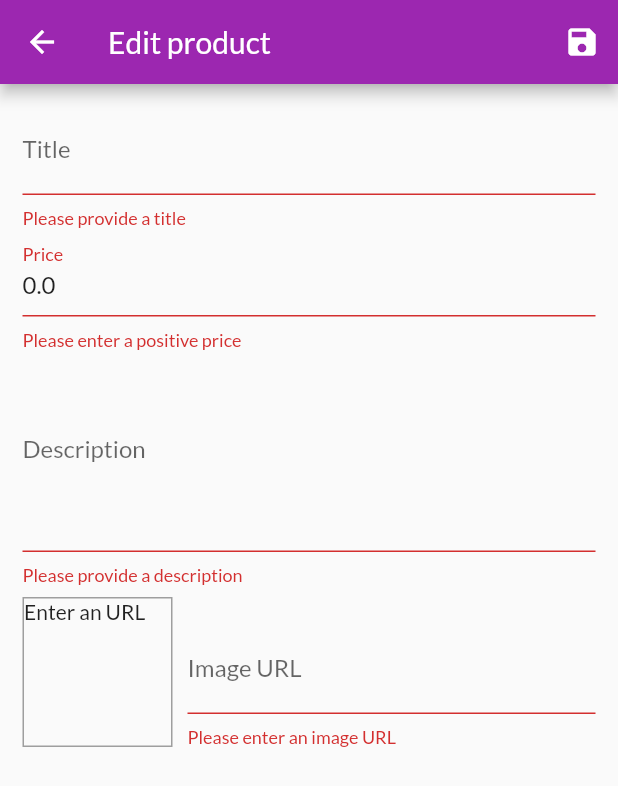
After one commit to AdriaenXO/FlutterShop, a Flutter app: the EditProductScreen screen opened by its route, after a tap on the "save" icon, on a phone screen of 412 x 824 dp. The commit adds this screen. Shown: the top 786 px of the screen. Run offline on Flutter 3.47's test engine with Material 2 defaults, Android fonts, the phone set to English and light mode, and no system bars; network calls fail.

Commit message:
add/update/delete products

```diff
--- a/lib/main.dart
+++ b/lib/main.dart
@@ -4,9 +4,11 @@ import 'package:shop/providers/cart.dart';
 import 'package:shop/providers/orders.dart';
 import 'package:shop/providers/products.dart';
 import 'package:shop/screens/cart_screen.dart';
+import 'package:shop/screens/edit_product_screen.dart';
 import 'package:shop/screens/orders_screen.dart';
 import 'package:shop/screens/product_detail_screen.dart';
 import 'package:shop/screens/products_overview_screen.dart';
+import 'package:shop/screens/products_screen.dart';
 
 void main() => runApp(MyApp());
 
@@ -37,6 +39,8 @@ class MyApp extends StatelessWidget {
           ProductDetailScreen.routeName: (ctx) => ProductDetailScreen(),
           CartScreen.routeName: (ctx) => CartScreen(),
           OrdersScreen.routeName: (ctx) => OrdersScreen(),
+          ProductsScreen.routeName: (ctx) => ProductsScreen(),
+          EditProductScreen.routeName: (ctx) => EditProductScreen(),
         },
       ),
     );
--- a/lib/providers/products.dart
+++ b/lib/providers/products.dart
@@ -41,8 +41,16 @@ class Products with ChangeNotifier {
     return [..._items];
   }
 
-  void addProduct() {
-    //_item.add(value);
+  void addProduct(Product product) {
+    _items.add(
+      Product(
+        id: DateTime.now().toString(),
+        title: product.title,
+        description: product.description,
+        price: product.price,
+        imageUrl: product.imageUrl,
+      ),
+    );
     notifyListeners();
   }
 
@@ -53,4 +61,15 @@ class Products with ChangeNotifier {
   List<Product> get favoriteItems {
     return _items.where((element) => element.isFavorite).toList();
   }
+
+  void updateProduct(Product newProduct) {
+    var index = _items.indexWhere((element) => element.id == newProduct.id);
+    if (index >= 0) _items[index] = newProduct;
+    notifyListeners();
+  }
+
+  void deleteProduct(String id) {
+    _items.removeWhere((element) => element.id == id);
+    notifyListeners();
+  }
 }
--- /dev/null
+++ b/lib/screens/edit_product_screen.dart
@@ -0,0 +1,220 @@
+import 'package:flutter/material.dart';
+import 'package:provider/provider.dart';
+import 'package:shop/providers/product.dart';
+import 'package:shop/providers/products.dart';
+
+class EditProductScreen extends StatefulWidget {
+  static const routeName = '/edit-product';
+  @override
+  _EditProductScreenState createState() => _EditProductScreenState();
+}
+
+class _EditProductScreenState extends State<EditProductScreen> {
+  final _priceFocusNode = FocusNode();
+  final _descriptionFocusNode = FocusNode();
+  final _imageUrlController = TextEditingController();
+  final _imageUrlFocusNode = FocusNode();
+  final _form = GlobalKey<FormState>();
+  Product _editedProduct = Product(
+    id: null,
+    title: '',
+    price: 0.0,
+    description: '',
+    imageUrl: '',
+  );
+
+  @override
+  void initState() {
+    _imageUrlFocusNode.addListener(updateImageUrl);
+  }
+
+  var _isInit = false;
+  @override
+  void didChangeDependencies() {
+    if (!_isInit) {
+      final productId = ModalRoute.of(context).settings.arguments as String;
+      if (productId != null) {
+        _editedProduct =
+            Provider.of<Products>(context, listen: false).findById(productId);
+        _imageUrlController.text = _editedProduct.imageUrl;
+      }
+    }
+    _isInit = true;
+    super.didChangeDependencies();
+  }
+
+  @override
+  void dispose() {
+    _priceFocusNode.dispose();
+    _descriptionFocusNode.dispose();
+    _imageUrlController.dispose();
+
+    _imageUrlFocusNode.removeListener(updateImageUrl);
+    _imageUrlFocusNode.dispose();
+    super.dispose();
+  }
+
+  void updateImageUrl() {
+    if (!_imageUrlFocusNode.hasFocus) setState(() {});
+  }
+
+  void _saveForm() {
+    if (_form.currentState.validate()) {
+      _form.currentState.save();
+      if (_editedProduct.id != null)
+        Provider.of<Products>(context, listen: false)
+            .updateProduct(_editedProduct);
+      else
+        Provider.of<Products>(context, listen: false)
+            .addProduct(_editedProduct);
+      Navigator.of(context).pop();
+    }
+  }
+
+  @override
+  Widget build(BuildContext context) {
+    return Scaffold(
+      appBar: AppBar(
+        title: Text('Edit product'),
+        actions: [
+          IconButton(icon: Icon(Icons.save), onPressed: _saveForm),
+        ],
+      ),
+      body: Padding(
+        padding: const EdgeInsets.all(15),
+        child: Form(
+          key: _form,
+          child: SingleChildScrollView(
+            child: Column(
+              children: [
+                TextFormField(
+                  initialValue: _editedProduct.title,
+                  decoration: InputDecoration(
+                    labelText: 'Title',
+                  ),
+                  textInputAction: TextInputAction.next,
+                  onFieldSubmitted: (_) =>
+                      FocusScope.of(context).requestFocus(_priceFocusNode),
+                  onSaved: (newValue) => _editedProduct = Product(
+                    title: newValue,
+                    price: _editedProduct.price,
+                    description: _editedProduct.description,
+                    imageUrl: _editedProduct.imageUrl,
+                    id: _editedProduct.id,
+                    isFavorite: _editedProduct.isFavorite,
+                  ),
+                  validator: (value) {
+                    if (value.isEmpty) return 'Please provide a title';
+                    return null;
+                  },
+                ),
+                TextFormField(
+                  initialValue: _editedProduct.price.toString(),
+                  decoration: InputDecoration(
+                    labelText: 'Price',
+                  ),
+                  textInputAction: TextInputAction.next,
+                  keyboardType: TextInputType.number,
+                  focusNode: _priceFocusNode,
+                  onFieldSubmitted: (_) => FocusScope.of(context)
+                      .requestFocus(_descriptionFocusNode),
+                  onSaved: (newValue) => _editedProduct = Product(
+                    title: _editedProduct.title,
+                    price: double.parse(newValue),
+                    description: _editedProduct.description,
+                    imageUrl: _editedProduct.imageUrl,
+                    id: _editedProduct.id,
+                    isFavorite: _editedProduct.isFavorite,
+                  ),
+                  validator: (value) {
+                    if (value.isEmpty) return 'Please enter a price';
+                    if (double.tryParse(value) == null)
+                      return 'Please enter a valid number';
+                    if (double.parse(value) <= 0)
+                      return 'Please enter a positive price';
+                    return null;
+                  },
+                ),
+                TextFormField(
+                  initialValue: _editedProduct.description,
+                  decoration: InputDecoration(
+                    labelText: 'Description',
+                  ),
+                  maxLines: 5,
+                  keyboardType: TextInputType.multiline,
+                  focusNode: _descriptionFocusNode,
+                  onSaved: (newValue) => _editedProduct = Product(
+                    title: _editedProduct.title,
+                    price: _editedProduct.price,
+                    description: newValue,
+                    imageUrl: _editedProduct.imageUrl,
+                    id: _editedProduct.id,
+                    isFavorite: _editedProduct.isFavorite,
+                  ),
+                  validator: (value) {
+                    if (value.isEmpty) return 'Please provide a description';
+                    if (value.length < 10)
+                      return 'Please enter more than 10 characters';
+                    return null;
+                  },
+                ),
+                Row(
+                  crossAxisAlignment: CrossAxisAlignment.end,
+                  children: [
+                    Container(
+                      width: 100,
+                      height: 100,
+                      margin: const EdgeInsets.only(
+                        top: 8,
+                        right: 10,
+                      ),
+                      decoration: BoxDecoration(
+                        border: Border.all(
+                          width: 1,
+                          color: Colors.grey,
+                        ),
+                      ),
+                      child: _imageUrlController.text.isEmpty
+                          ? Text('Enter an URL')
+                          : FittedBox(
+                              child: Image.network(
+                                _imageUrlController.text,
+                                fit: BoxFit.cover,
+                              ),
+                            ),
+                    ),
+                    Expanded(
+                      child: TextFormField(
+                        decoration: InputDecoration(labelText: 'Image URL'),
+                        keyboardType: TextInputType.url,
+                        textInputAction: TextInputAction.done,
+                        controller: _imageUrlController,
+                        focusNode: _imageUrlFocusNode,
+                        onFieldSubmitted: (_) => _saveForm(),
+                        onSaved: (newValue) => _editedProduct = Product(
+                          title: _editedProduct.title,
+                          price: _editedProduct.price,
+                          description: _editedProduct.description,
+                          imageUrl: newValue,
+                          id: _editedProduct.id,
+                          isFavorite: _editedProduct.isFavorite,
+                        ),
+                        validator: (value) {
+                          if (value.isEmpty) return 'Please enter an image URL';
+                          if (!value.startsWith('http') &&
+                              !value.startsWith('https'))
+                            return 'Please enter a valid URL';
+                          return null;
+                        },
+                      ),
+                    ),
+                  ],
+                ),
+              ],
+            ),
+          ),
+        ),
+      ),
+    );
+  }
+}
--- /dev/null
+++ b/lib/widgets/product_list_item.dart
@@ -0,0 +1,44 @@
+import 'package:flutter/material.dart';
+import 'package:provider/provider.dart';
+import 'package:shop/providers/product.dart';
+import 'package:shop/providers/products.dart';
+import 'package:shop/screens/edit_product_screen.dart';
+
+class ProductListItem extends StatelessWidget {
+  final Product product;
+  ProductListItem(this.product);
+  @override
+  Widget build(BuildContext context) {
+    return ListTile(
+      title: Text(product.title),
+      leading: CircleAvatar(
+        backgroundImage: NetworkImage(product.imageUrl),
+      ),
+      trailing: Container(
+        width: 100,
+        child: Row(
+          children: [
+            IconButton(
+              icon: Icon(Icons.edit),
+              onPressed: () {
+                Navigator.of(context).pushNamed(
+                  EditProductScreen.routeName,
+                  arguments: product.id,
+                );
+              },
+              color: Theme.of(context).primaryColor,
+            ),
+            IconButton(
+              icon: Icon(Icons.delete),
+              onPressed: () {
+                Provider.of<Products>(context, listen: false)
+                    .deleteProduct(product.id);
+              },
+              color: Theme.of(context).errorColor,
+            ),
+          ],
+        ),
+      ),
+    );
+  }
+}
```
Also changed, not shown: lib/providers/cart.dart (+16 -0 lines), lib/screens/products_screen.dart (added, +42 -0 lines), lib/widgets/app_drawer.dart (+8 -0 lines), lib/widgets/cart_item.dart (+19 -0 lines), lib/widgets/product_item.dart (+16 -1 lines).
